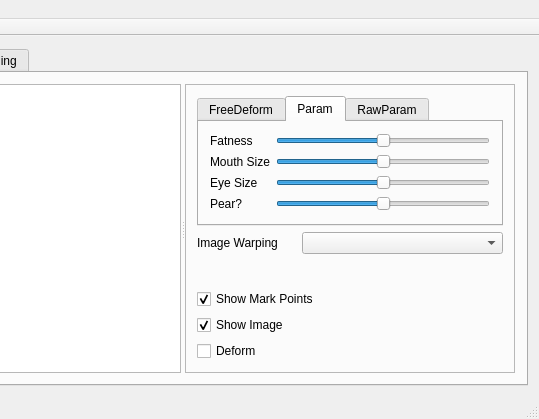
Old version of the form gui_paramdeform.ui in the repository yifangxu/faceworkshop; both pictures show x 243 to 782 and y 0 to 419 of the 782 by 419 pixel window.
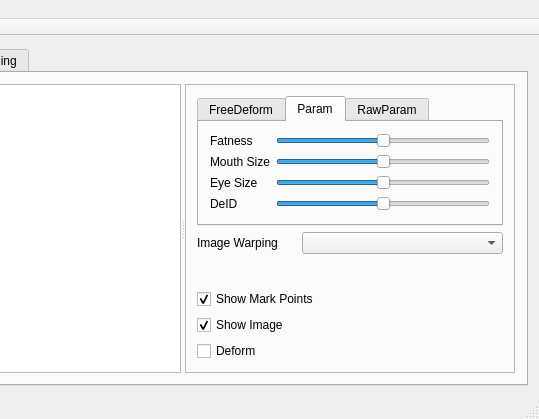
New version of the form. Custom widgets are drawn as their Qt base class.

```diff
--- a/gui_paramdeform.ui
+++ b/gui_paramdeform.ui
@@ -116,7 +116,7 @@
                 <item row="4" column="0">
                  <widget class="QLabel" name="label_5">
                   <property name="text">
-                   <string>Pear?</string>
+                   <string>DeID</string>
                   </property>
                  </widget>
                 </item>
```
Left out of the diff: 20 changed lines with no effect on the pictures.
